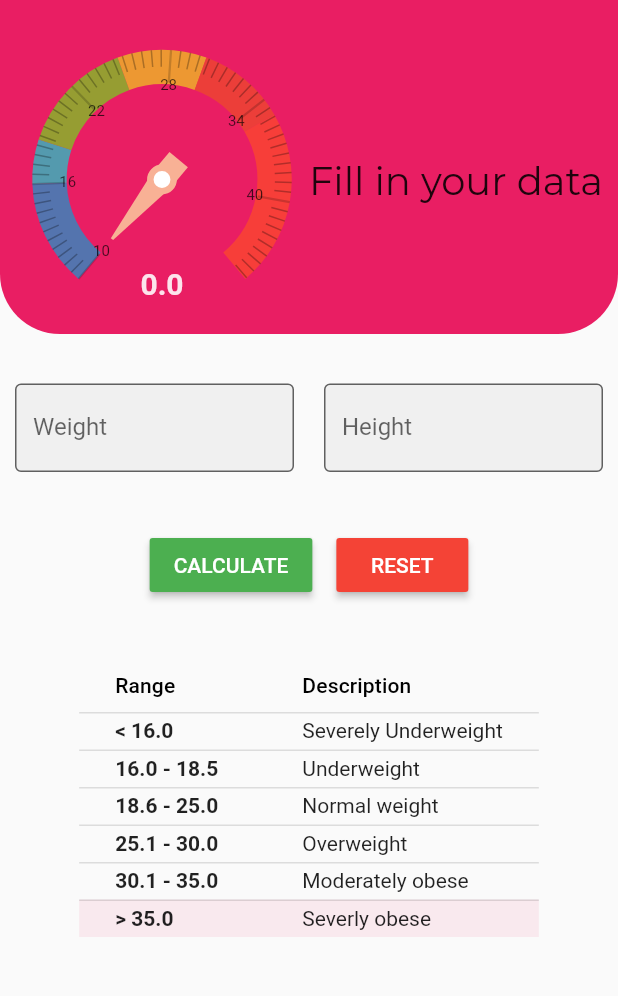
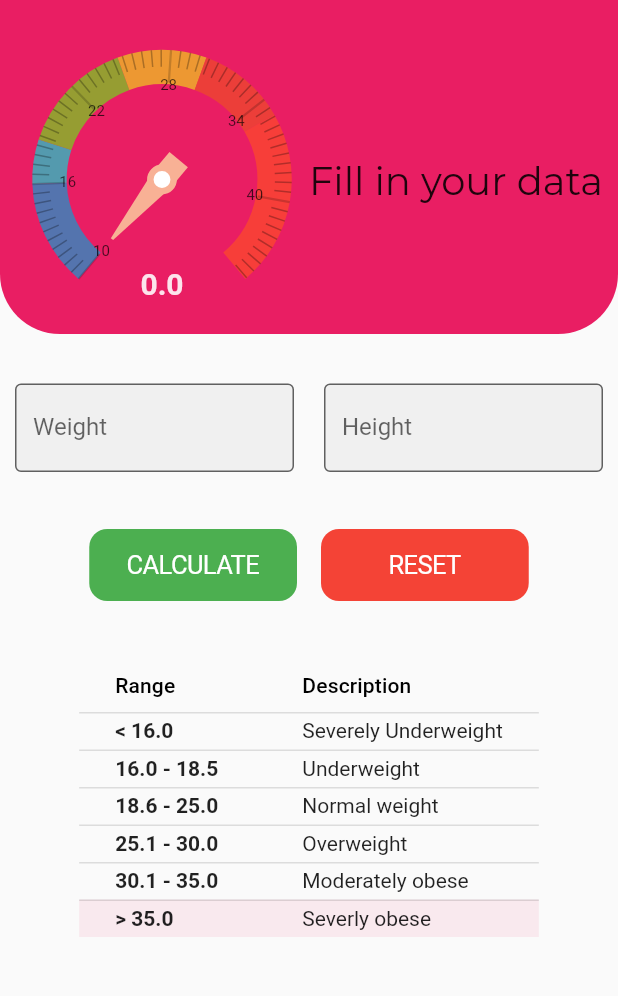
Before and after one commit to iqfareez/bmi_calculator, a Flutter app: the screen it shows after launch, on a phone screen of 412 x 824 dp, the part 59-1055 px from its top. Run offline on Flutter 3.47's test engine with Material 2 defaults, Android fonts, the phone set to English and light mode, and no system bars; drawn by our look-alikes of syncfusion_flutter_gauges; our stand-ins replace fluttertoast, google_fonts, share.

Commit message:
ANDROID PART DONE

```diff
--- a/lib/AppBody.dart
+++ b/lib/AppBody.dart
@@ -1,5 +1,6 @@
 import 'dart:math';
 import 'package:bmicalculator/Utils/bmiLegends.dart';
+import 'package:flutter/cupertino.dart';
 import 'package:flutter/material.dart';
 import 'package:flutter/rendering.dart';
 import 'package:flutter/services.dart';
@@ -160,42 +161,32 @@ class _AppBodyState extends State<AppBody> {
                   ),
                   SizedBox(height: 20.0),
                   Row(
-                    mainAxisAlignment: MainAxisAlignment.center,
+                    mainAxisAlignment: MainAxisAlignment.spaceEvenly,
                     children: <Widget>[
-                      Padding(
-                        padding: const EdgeInsets.all(8.0),
-                        child: RaisedButton(
-                          child: Text(
-                            "CALCULATE",
-                            style: TextStyle(color: Colors.white),
+                      Spacer(),
+                      buildCalculateButton(context),
+                      buildResetButton(),
+                      Spacer(),
+                    ],
                   ),
-                          color: Colors.green,
-                          onPressed: () {
-                            FocusManager.instance.primaryFocus.unfocus();
-                            print('Button calculate pressed');
-                            print('height is ' + heightController.text);
-                            print('weight is ' + weightController.text);
-                            if (weightController.text == "" ||
-                                heightController.text == "") {
-                              ScaffoldMessenger.of(context)
-                                  .showSnackBar(snackBar);
-                            } else {
-                              setState(() {
-                                double answer = calculateBMI(
-                                    height: heightController.text,
-                                    weight: weightController.text);
-                                String answerText = answer.toStringAsFixed(1);
-                                calculatedBmi = bmiLegends.getLegends(answer);
-                                LegendsDataTable.bmiValue = answer;
-                                bmiResult = answerText;
-                              });
-                            }
-                          },
+                  SizedBox(height: 30),
+                  LegendsDataTable(),
+                ],
+              ),
+            )
+          ],
         ),
       ),
-                      Padding(
+    );
+  }
+
+  Expanded buildResetButton() {
+    return Expanded(
+      flex: 3,
+      child: Padding(
         padding: const EdgeInsets.all(8.0),
-                        child: RaisedButton(
+        child: CupertinoButton(
+          padding: const EdgeInsets.symmetric(vertical: 14.0, horizontal: 4.0),
           child: Text(
             "RESET",
             style: TextStyle(color: Colors.white),
@@ -217,15 +208,41 @@ class _AppBodyState extends State<AppBody> {
             );
           },
         ),
-                      )
-                    ],
       ),
-                  SizedBox(height: 30),
-                  LegendsDataTable(),
-                ],
+    );
+  }
+
+  Expanded buildCalculateButton(BuildContext context) {
+    return Expanded(
+      flex: 3,
+      child: Padding(
+        padding: const EdgeInsets.all(8.0),
+        child: CupertinoButton(
+          padding: const EdgeInsets.symmetric(vertical: 14.0, horizontal: 4.0),
+          child: Text(
+            "CALCULATE",
+            style: TextStyle(color: Colors.white),
           ),
-            )
-          ],
+          color: Colors.green,
+          onPressed: () {
+            FocusManager.instance.primaryFocus.unfocus();
+            print('Button calculate pressed');
+            print('height is ' + heightController.text);
+            print('weight is ' + weightController.text);
+            if (weightController.text == "" || heightController.text == "") {
+              ScaffoldMessenger.of(context).showSnackBar(snackBar);
+            } else {
+              setState(() {
+                double answer = calculateBMI(
+                    height: heightController.text,
+                    weight: weightController.text);
+                String answerText = answer.toStringAsFixed(1);
+                calculatedBmi = bmiLegends.getLegends(answer);
+                LegendsDataTable.bmiValue = answer;
+                bmiResult = answerText;
+              });
+            }
+          },
         ),
       ),
     );
```
Also changed, not shown: lib/main.dart (+17 -9 lines), assets/pwa-logo.png. Lines whose indentation alone changed are shown as unchanged.
